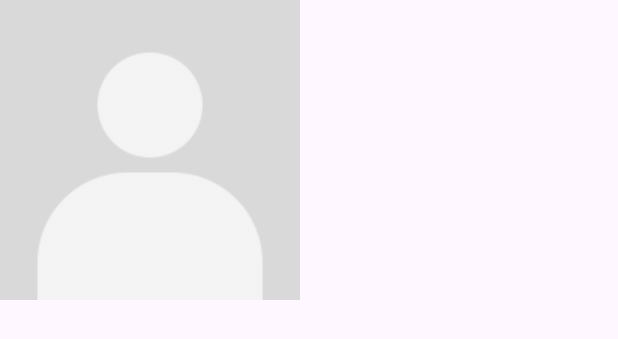
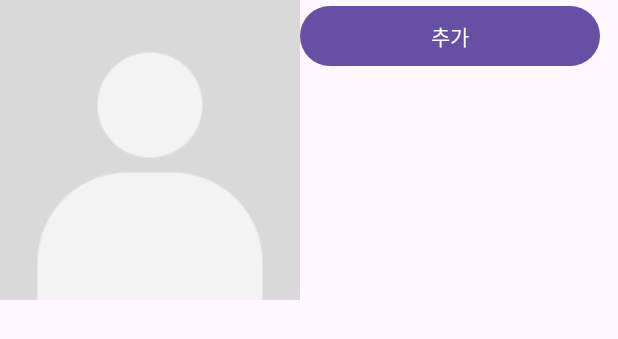
Before and after one commit to PARKMINGWAN/androidTermProject, an Android app: the layout activity_walker_my_page.xml on its own in the app's theme, with its tools: preview values and no code run, on a phone screen of 412 x 824 dp. Shown: the top 339 px of the screen. Run offline under Robolectric (Android 15) with nearby library versions, the phone set to English and light mode, and no system bars.

Commit message:
정예랑 2023-08-17  15:58 내용 추가 WalkerMyPage 작업 중

```diff
--- a/app/src/main/java/com/example/dogwalker/Walker.java
+++ b/app/src/main/java/com/example/dogwalker/Walker.java
@@ -1,5 +1,8 @@
 package com.example.dogwalker;
 
+import com.google.firebase.database.IgnoreExtraProperties;
+
+@IgnoreExtraProperties
 public class Walker {
     private String name;
     private String id;
@@ -10,6 +13,9 @@ public class Walker {
     private String nurture;
 
     public Walker() {
+    }
+
+    public Walker(String name, String tel) {
     }
 
     public String getName() {
--- a/app/src/main/res/layout/activity_walker_my_page.xml
+++ b/app/src/main/res/layout/activity_walker_my_page.xml
@@ -23,6 +23,12 @@
             android:layout_height="wrap_content"
             android:orientation="vertical">
 
+            <Button
+                android:id="@+id/btnInsert"
+                android:layout_width="200dp"
+                android:layout_height="wrap_content"
+                android:text="추가"/>
+
             <androidx.recyclerview.widget.RecyclerView
                 android:id="@+id/recyclerView1"
                 android:layout_width="wrap_content"
@@ -32,9 +38,9 @@
 
     </LinearLayout>
 
-    <androidx.recyclerview.widget.RecyclerView
+    <!--<androidx.recyclerview.widget.RecyclerView
         android:id="@+id/recyclerView2"
         android:layout_width="wrap_content"
-        android:layout_height="wrap_content"/>
+        android:layout_height="wrap_content"/>-->
 
 </LinearLayout>
```
Also changed, not shown: app/src/main/AndroidManifest.xml (+10 -2 lines), app/src/main/java/com/example/dogwalker/WalkerAdapter.java (+25 -3 lines), app/src/main/java/com/example/dogwalker/WalkerMyPage.java (+59 -3 lines).
